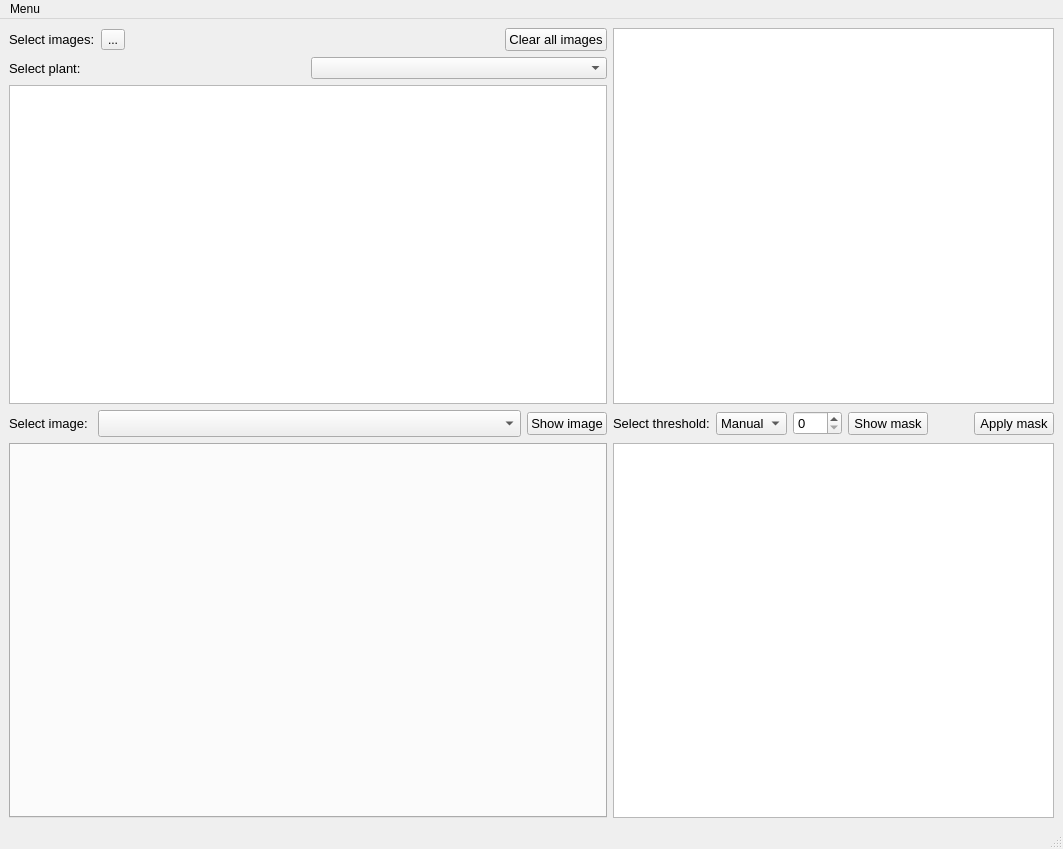
Above: uq_gui.ui from jancodemaster/UQ_program before the change. Below: the same form after it.
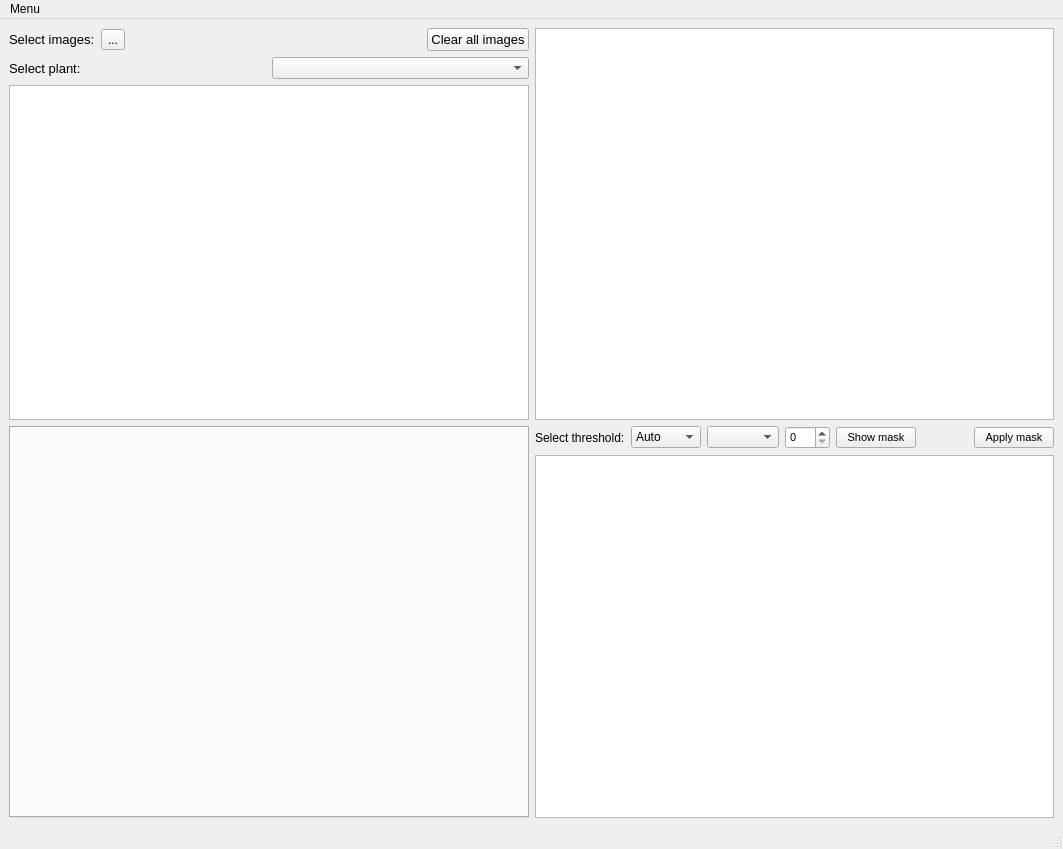
That is the form after the change.

Commit message: Changed image field to field with tabs with all images of one plant. To do: fix get_mask function

Diff of the .ui file:
```diff
--- a/uq_gui.ui
+++ b/uq_gui.ui
@@ -19,30 +19,7 @@
    </property>
    <layout class="QGridLayout" name="gridLayout_2">
     <item row="0" column="0">
-     <layout class="QGridLayout" name="gridLayout" rowstretch="1,0,1,0" columnstretch="1,0">
-      <item row="0" column="1">
-       <layout class="QVBoxLayout" name="verticalLayout_2">
-        <item>
-         <widget class="QGraphicsView" name="GV_image">
-          <property name="sizePolicy">
-           <sizepolicy hsizetype="Expanding" vsizetype="Expanding">
-            <horstretch>0</horstretch>
-            <verstretch>0</verstretch>
-           </sizepolicy>
-          </property>
-          <property name="minimumSize">
-           <size>
-            <width>0</width>
-            <height>0</height>
-           </size>
-          </property>
-          <property name="mouseTracking">
-           <bool>true</bool>
-          </property>
-         </widget>
-        </item>
-       </layout>
-      </item>
+     <layout class="QGridLayout" name="gridLayout" rowstretch="1,1,0" columnstretch="1,1">
       <item row="0" column="0">
        <layout class="QVBoxLayout" name="verticalLayout">
         <item>
@@ -117,67 +94,38 @@
         </item>
        </layout>
       </item>
+      <item row="0" column="1">
+       <layout class="QVBoxLayout" name="verticalLayout_2">
+        <item>
+         <widget class="QTableWidget" name="tableWidget"/>
+        </item>
+       </layout>
+      </item>
       <item row="1" column="0">
+       <widget class="QTabWidget" name="ImgTabs">
+        <property name="sizePolicy">
+         <sizepolicy hsizetype="Expanding" vsizetype="Expanding">
+          <horstretch>0</horstretch>
+          <verstretch>0</verstretch>
+         </sizepolicy>
+        </property>
+        <property name="baseSize">
+         <size>
+          <width>750</width>
+          <height>500</height>
+         </size>
+        </property>
+        <property name="currentIndex">
+         <number>-1</number>
+        </property>
+       </widget>
+      </item>
+      <item row="1" column="1">
+       <layout class="QVBoxLayout" name="verticalLayout_3">
+        <item>
        <layout class="QHBoxLayout" name="horizontalLayout">
         <item>
          <widget class="QLabel" name="label_3">
-          <property name="font">
-           <font>
-            <pointsize>10</pointsize>
-           </font>
-          </property>
-          <property name="text">
-           <string>Select image: </string>
-          </property>
-          <property name="buddy">
-           <cstring>CB_selectimage</cstring>
-          </property>
-         </widget>
-        </item>
-        <item>
-         <widget class="QComboBox" name="CB_selectimage">
-          <property name="sizePolicy">
-           <sizepolicy hsizetype="Expanding" vsizetype="Fixed">
-            <horstretch>0</horstretch>
-            <verstretch>0</verstretch>
-           </sizepolicy>
-          </property>
-          <property name="minimumSize">
-           <size>
-            <width>200</width>
-            <height>27</height>
-           </size>
-          </property>
-          <property name="font">
-           <font>
-            <pointsize>8</pointsize>
-           </font>
-          </property>
-         </widget>
-        </item>
-        <item>
-         <widget class="QPushButton" name="PB_showimage">
-          <property name="font">
-           <font>
-            <pointsize>10</pointsize>
-           </font>
-          </property>
-          <property name="text">
-           <string>Show image</string>
-          </property>
-         </widget>
-        </item>
-       </layout>
-      </item>
-      <item row="1" column="1">
-       <layout class="QHBoxLayout" name="horizontalLayout_2">
-        <item>
-         <widget class="QLabel" name="label_4">
-          <property name="font">
-           <font>
-            <pointsize>10</pointsize>
-           </font>
-          </property>
           <property name="text">
            <string>Select threshold:</string>
           </property>
@@ -185,11 +133,11 @@
         </item>
         <item>
          <widget class="QComboBox" name="CB_selectthreshold">
-          <property name="font">
-           <font>
-            <pointsize>10</pointsize>
-           </font>
-          </property>
+            <item>
+             <property name="text">
+              <string>Auto</string>
+             </property>
+            </item>
           <item>
            <property name="text">
             <string>Manual</string>
@@ -197,11 +145,14 @@
           </item>
          </widget>
         </item>
+          <item>
+           <widget class="QComboBox" name="CB_selectel"/>
+          </item>
         <item>
          <widget class="QSpinBox" name="SB_selectmanualth">
           <property name="font">
            <font>
-            <pointsize>10</pointsize>
+              <pointsize>8</pointsize>
            </font>
           </property>
           <property name="maximum">
@@ -213,7 +164,7 @@
          <widget class="QPushButton" name="PB_showmask">
           <property name="font">
            <font>
-            <pointsize>10</pointsize>
+              <pointsize>8</pointsize>
            </font>
           </property>
           <property name="text">
@@ -238,7 +189,7 @@
          <widget class="QPushButton" name="pushButton">
           <property name="font">
            <font>
-            <pointsize>10</pointsize>
+              <pointsize>8</pointsize>
            </font>
           </property>
           <property name="text">
@@ -248,26 +199,7 @@
         </item>
        </layout>
       </item>
-      <item row="2" column="0">
-       <widget class="QTabWidget" name="ImgTabs">
-        <property name="sizePolicy">
-         <sizepolicy hsizetype="MinimumExpanding" vsizetype="MinimumExpanding">
-          <horstretch>0</horstretch>
-          <verstretch>0</verstretch>
-         </sizepolicy>
-        </property>
-        <property name="maximumSize">
-         <size>
-          <width>1000</width>
-          <height>700</height>
-         </size>
-        </property>
-        <property name="currentIndex">
-         <number>-1</number>
-        </property>
-       </widget>
-      </item>
-      <item row="2" column="1">
+        <item>
        <widget class="QGraphicsView" name="GV_mask">
         <property name="sizePolicy">
          <sizepolicy hsizetype="Expanding" vsizetype="Expanding">
@@ -285,6 +217,8 @@
          <bool>true</bool>
         </property>
        </widget>
+        </item>
+       </layout>
       </item>
      </layout>
     </item>
```
Lines whose indentation alone changed are shown as unchanged. The commit also changes 2 other files.
